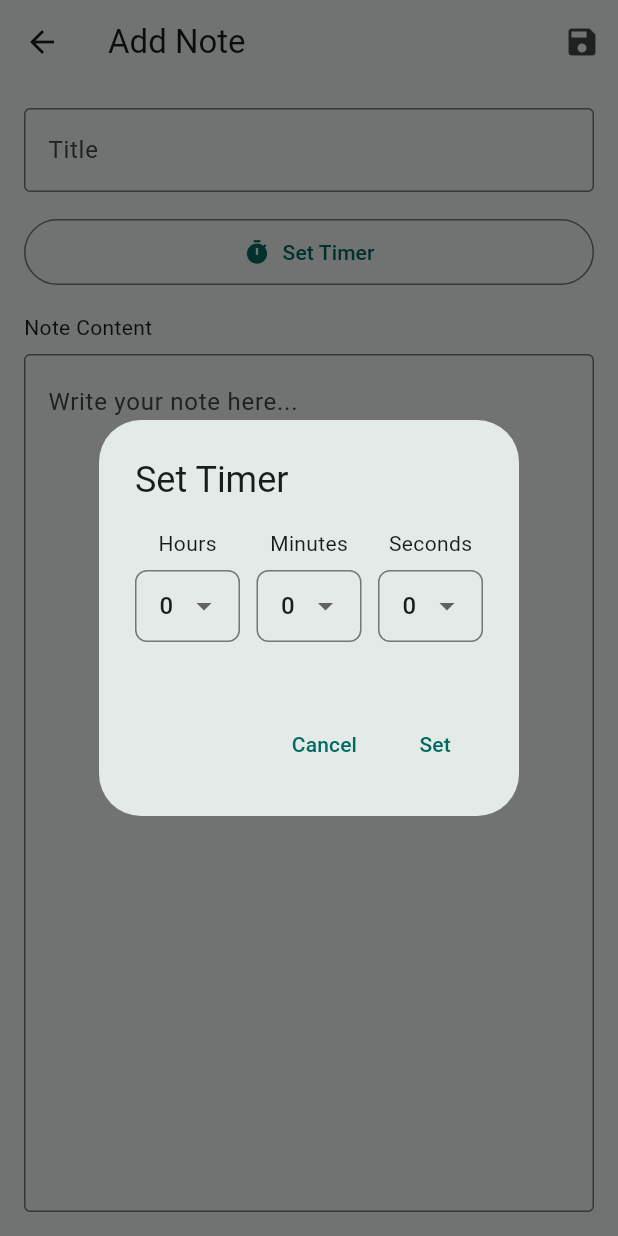
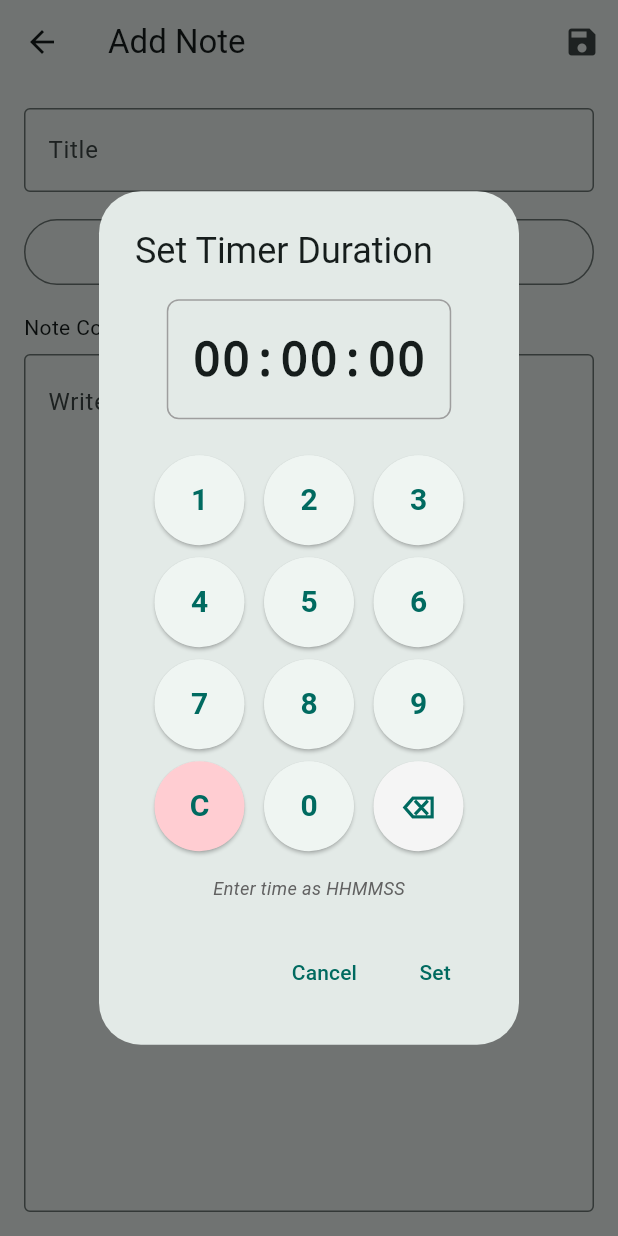
Before and after one commit to Grabot/Notesia, a Flutter app: the NoteEditScreen screen opened directly, after a tap on "Set Timer", on a phone screen of 412 x 824 dp. Run offline on Flutter 3.47's test engine with Material 3 defaults, Android fonts, the phone set to English and light mode, and no system bars; our stand-ins replace flutter_local_notifications, shared_preferences; accounts and stored records are empty.

Commit message:
added numpad for timer

```diff
--- a/lib/screens/note_edit_screen.dart
+++ b/lib/screens/note_edit_screen.dart
@@ -94,36 +94,154 @@ class _NoteEditScreenState extends State<NoteEditScreen> {
   }
 
   Future<void> _showTimerSetupDialog() async {
-    int hours = _timerDuration ~/ 3600;
-    int minutes = (_timerDuration % 3600) ~/ 60;
-    int seconds = _timerDuration % 60;
+    // Get initial hours, minutes, seconds for display
+    final initialHours = _timerDuration ~/ 3600;
+    final initialMinutes = (_timerDuration % 3600) ~/ 60;
+    final initialSeconds = _timerDuration % 60;
+
+    // Time input for numpad entry
+    String timeInput = '';
+    // Format initial value as HHMMSS (padded with zeros)
+    if (_timerDuration > 0) {
+      timeInput = '${initialHours.toString().padLeft(2, '0')}${initialMinutes.toString().padLeft(2, '0')}${initialSeconds.toString().padLeft(2, '0')}';
+    }
 
     await showDialog(
       context: context,
-      builder: (ctx) => AlertDialog(
-        title: const Text('Set Timer'),
+      builder: (ctx) => StatefulBuilder(
+        builder: (context, setStateDialog) {
+          // Format the current input for display
+          String displayTime = '00:00:00';
+          if (timeInput.isNotEmpty) {
+            final paddedInput = timeInput.padLeft(6, '0');
+            final hours = paddedInput.substring(0, 2);
+            final minutes = paddedInput.substring(2, 4);
+            final seconds = paddedInput.substring(4, 6);
+            displayTime = '$hours:$minutes:$seconds';
+          }
+
+          return AlertDialog(
+            title: const Text('Set Timer Duration'),
             content: Column(
               mainAxisSize: MainAxisSize.min,
               children: [
+                // Time display
+                Container(
+                  padding: const EdgeInsets.all(16),
+                  decoration: BoxDecoration(
+                    border: Border.all(color: Colors.grey),
+                    borderRadius: BorderRadius.circular(8),
+                  ),
+                  child: Text(
+                    displayTime,
+                    style: const TextStyle(
+                      fontSize: 32,
+                      fontWeight: FontWeight.bold,
+                      fontFamily: 'monospace',
+                    ),
+                  ),
+                ),
+                const SizedBox(height: 24),
+
+                // Numpad
+                Column(
+                  children: [
                     Row(
-              mainAxisAlignment: MainAxisAlignment.spaceBetween,
+                      mainAxisAlignment: MainAxisAlignment.spaceEvenly,
                       children: [
-                _timePickerColumn('Hours', hours, (value) {
-                  hours = value;
+                        _buildNumpadButton('1', () {
+                          setStateDialog(() {
+                            if (timeInput.length < 6) timeInput += '1';
+                          });
                         }),
-                _timePickerColumn('Minutes', minutes, (value) {
-                  minutes = value;
+                        _buildNumpadButton('2', () {
+                          setStateDialog(() {
+                            if (timeInput.length < 6) timeInput += '2';
+                          });
                         }),
-                _timePickerColumn('Seconds', seconds, (value) {
-                  seconds = value;
+                        _buildNumpadButton('3', () {
+                          setStateDialog(() {
+                            if (timeInput.length < 6) timeInput += '3';
+                          });
                         }),
                       ],
                     ),
-            const SizedBox(height: 20),
-            if (_timerDuration > 0)
+                    const SizedBox(height: 8),
+                    Row(
+                      mainAxisAlignment: MainAxisAlignment.spaceEvenly,
+                      children: [
+                        _buildNumpadButton('4', () {
+                          setStateDialog(() {
+                            if (timeInput.length < 6) timeInput += '4';
+                          });
+                        }),
+                        _buildNumpadButton('5', () {
+                          setStateDialog(() {
+                            if (timeInput.length < 6) timeInput += '5';
+                          });
+                        }),
+                        _buildNumpadButton('6', () {
+                          setStateDialog(() {
+                            if (timeInput.length < 6) timeInput += '6';
+                          });
+                        }),
+                      ],
+                    ),
+                    const SizedBox(height: 8),
+                    Row(
+                      mainAxisAlignment: MainAxisAlignment.spaceEvenly,
+                      children: [
+                        _buildNumpadButton('7', () {
+                          setStateDialog(() {
+                            if (timeInput.length < 6) timeInput += '7';
+                          });
+                        }),
+                        _buildNumpadButton('8', () {
+                          setStateDialog(() {
+                            if (timeInput.length < 6) timeInput += '8';
+                          });
+                        }),
+                        _buildNumpadButton('9', () {
+                          setStateDialog(() {
+                            if (timeInput.length < 6) timeInput += '9';
+                          });
+                        }),
+                      ],
+                    ),
+                    const SizedBox(height: 8),
+                    Row(
+                      mainAxisAlignment: MainAxisAlignment.spaceEvenly,
+                      children: [
+                        _buildNumpadButton('C', () {
+                          setStateDialog(() {
+                            timeInput = '';
+                          });
+                        }, backgroundColor: Colors.red.shade100),
+                        _buildNumpadButton('0', () {
+                          setStateDialog(() {
+                            if (timeInput.length < 6) timeInput += '0';
+                          });
+                        }),
+                        _buildNumpadButton('⌫', () {
+                          setStateDialog(() {
+                            if (timeInput.isNotEmpty) {
+                              timeInput = timeInput.substring(0, timeInput.length - 1);
+                            }
+                          });
+                        }, backgroundColor: Colors.grey.shade100),
+                      ],
+                    ),
+                  ],
+                ),
+
+                const SizedBox(height: 16),
                 Text(
-                'Current Duration: ${TimerUtils.formatDurationText(_timerDuration)}',
-                style: const TextStyle(fontStyle: FontStyle.italic),
+                  'Enter time as HHMMSS',
+                  style: TextStyle(
+                    fontStyle: FontStyle.italic,
+                    color: Colors.grey.shade700,
+                    fontSize: 12,
+                  ),
                 ),
               ],
             ),
@@ -136,6 +254,20 @@ class _NoteEditScreenState extends State<NoteEditScreen> {
               ),
               TextButton(
                 onPressed: () {
+                  // Convert input time to seconds
+                  final paddedInput = timeInput.padLeft(6, '0');
+                  final hours = int.tryParse(paddedInput.substring(0, 2)) ?? 0;
+                  final minutes = int.tryParse(paddedInput.substring(2, 4)) ?? 0;
+                  final seconds = int.tryParse(paddedInput.substring(4, 6)) ?? 0;
+
+                  // Check for valid time values
+                  if (hours > 23 || minutes > 59 || seconds > 59) {
+                    ScaffoldMessenger.of(context).showSnackBar(
+                      const SnackBar(content: Text('Invalid time format. Hours must be 0-23, minutes and seconds must be 0-59.')),
+                    );
+                    return;
+                  }
+
                   setState(() {
                     _timerDuration = (hours * 3600) + (minutes * 60) + seconds;
                   });
@@ -144,45 +276,30 @@ class _NoteEditScreenState extends State<NoteEditScreen> {
                 child: const Text('Set'),
               ),
             ],
+          );
+        }
       ),
     );
   }
 
-  Widget _timePickerColumn(String label, int initialValue, Function(int) onChanged) {
-    return Column(
-      mainAxisSize: MainAxisSize.min,
-      children: [
-        Text(label),
-        const SizedBox(height: 8),
-        SizedBox(
-          width: 70,
-          child: DropdownButtonFormField<int>(
-            value: initialValue,
-            isExpanded: true,
-            decoration: InputDecoration(
-              border: OutlineInputBorder(
-                borderRadius: BorderRadius.circular(8),
+  Widget _buildNumpadButton(String label, VoidCallback onPressed, {Color? backgroundColor}) {
+    return SizedBox(
+      width: 60,
+      height: 60,
+      child: ElevatedButton(
+        style: ElevatedButton.styleFrom(
+          backgroundColor: backgroundColor,
+          shape: RoundedRectangleBorder(
+            borderRadius: BorderRadius.circular(30),
           ),
-              contentPadding: const EdgeInsets.symmetric(horizontal: 8, vertical: 2),
+          padding: EdgeInsets.zero,
         ),
-            items: List.generate(
-              label == 'Hours' ? 24 : 60,
-              (index) => DropdownMenuItem(
-                value: index,
+        onPressed: onPressed,
         child: Text(
-                  index.toString().padLeft(2, '0'),
-                  textAlign: TextAlign.center,
+          label,
+          style: const TextStyle(fontSize: 20, fontWeight: FontWeight.bold),
         ),
       ),
-            ),
-            onChanged: (value) {
-              if (value != null) {
-                onChanged(value);
-              }
-            },
-          ),
-        ),
-      ],
     );
   }
 
```
Lines whose indentation alone changed are shown as unchanged.
